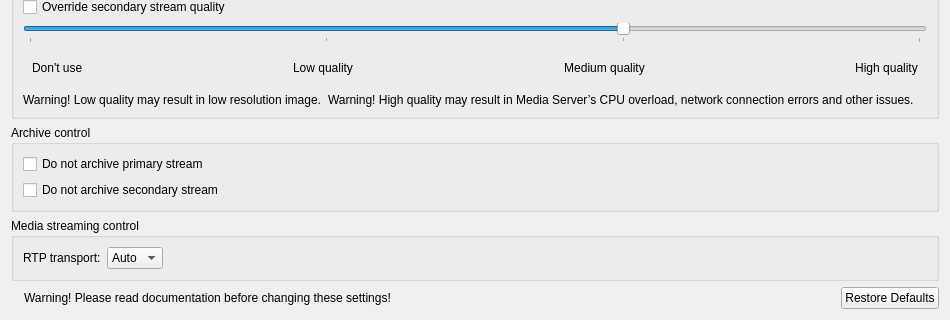
This is client/src/ui/widgets/properties/expert_settings_widget.ui in networkoptix/nx_open as Qt 5 draws it before an edit; both pictures show x 0 to 950 and y 156 to 476 of the 950 by 476 pixel window. The edited form follows.
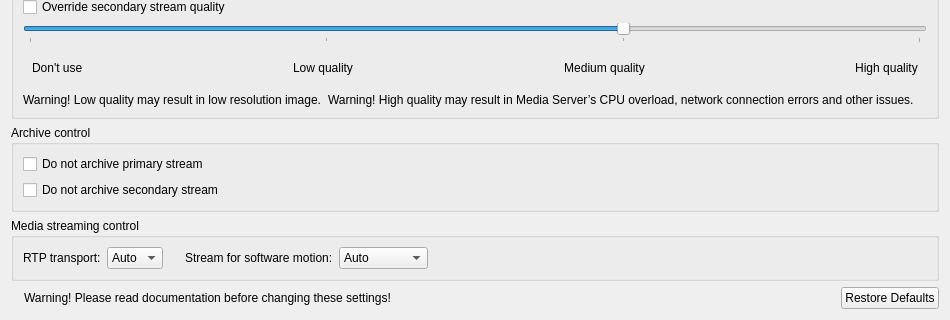
This is the edited form. Icons and pictures are not drawn.

Commit message:
(Issue #3666) :  "Do not archive primary stream" option
<==== Mercurial data ====>
Branch: roma_pack2

The edit to the form file:
```diff
--- a/client/src/ui/widgets/properties/expert_settings_widget.ui
+++ b/client/src/ui/widgets/properties/expert_settings_widget.ui
@@ -271,6 +271,48 @@
            </item>
           </widget>
          </item>
+         <item>
+          <spacer name="horizontalSpacer_6">
+           <property name="orientation">
+            <enum>Qt::Horizontal</enum>
+           </property>
+           <property name="sizeType">
+            <enum>QSizePolicy::Fixed</enum>
+           </property>
+           <property name="sizeHint" stdset="0">
+            <size>
+             <width>16</width>
+             <height>20</height>
+            </size>
+           </property>
+          </spacer>
+         </item>
+         <item>
+          <widget class="QLabel" name="label">
+           <property name="text">
+            <string>Stream for software motion:</string>
+           </property>
+          </widget>
+         </item>
+         <item>
+          <widget class="QComboBox" name="comboBoxMotionStream">
+           <item>
+            <property name="text">
+             <string>Auto</string>
+            </property>
+           </item>
+           <item>
+            <property name="text">
+             <string>Primary</string>
+            </property>
+           </item>
+           <item>
+            <property name="text">
+             <string>Secondary</string>
+            </property>
+           </item>
+          </widget>
+         </item>
          <item>
           <spacer name="horizontalSpacer_5">
            <property name="orientation">
```
Left out of the diff: 1 changed line with no effect on the pictures. The commit also changes 7 other files.
